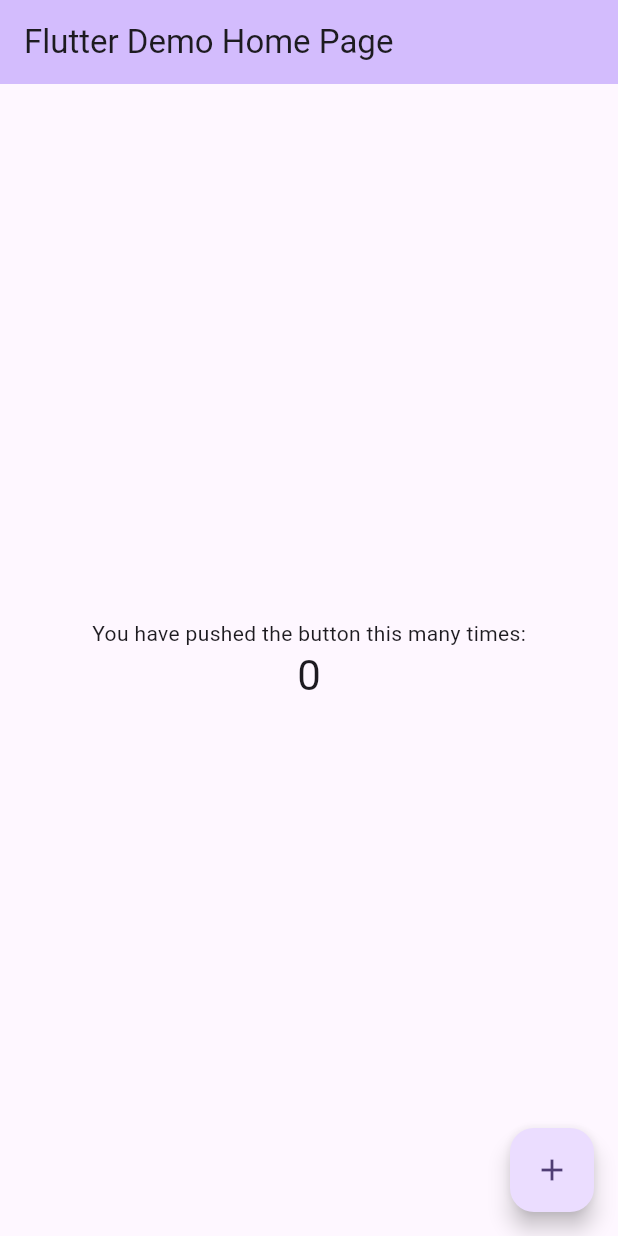
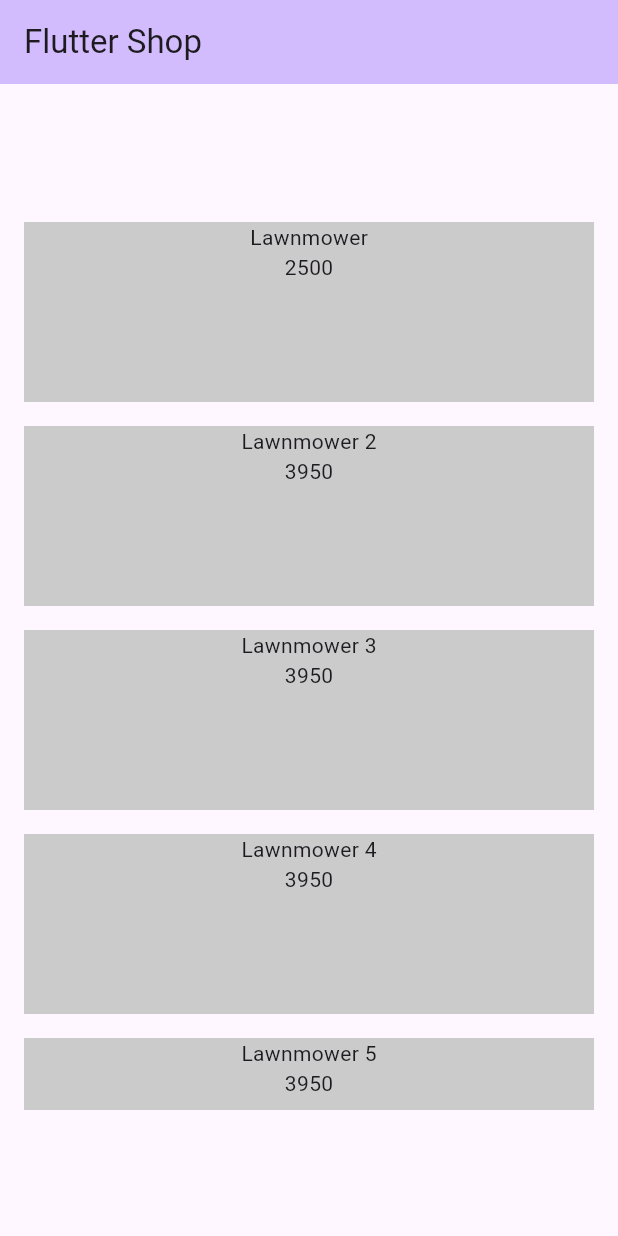
Before and after one commit to RobinBreugelmans-S/FlutterProject, a Flutter app: the screen it shows after launch, on a phone screen of 412 x 824 dp. Run offline on Flutter 3.47's test engine with Material 3 defaults, Android fonts, the phone set to English and light mode, and no system bars.

Commit message:
add scrollable list of hard coded products

```diff
--- a/lib/main.dart
+++ b/lib/main.dart
@@ -1,4 +1,5 @@
 import 'package:flutter/material.dart';
+import 'package:flutter_application_1/product.dart';
 
 void main() {
   runApp(const MyApp());
@@ -30,22 +31,13 @@ class MyApp extends StatelessWidget {
         // tested with just a hot reload.
         colorScheme: ColorScheme.fromSeed(seedColor: Colors.deepPurple),
       ),
-      home: const MyHomePage(title: 'Flutter Demo Home Page'),
+      home: const MyHomePage(title: 'Flutter Shop'),
     );
   }
 }
 
 class MyHomePage extends StatefulWidget {
   const MyHomePage({super.key, required this.title});
-
-  // This widget is the home page of your application. It is stateful, meaning
-  // that it has a State object (defined below) that contains fields that affect
-  // how it looks.
-
-  // This class is the configuration for the state. It holds the values (in this
-  // case the title) provided by the parent (in this case the App widget) and
-  // used by the build method of the State. Fields in a Widget subclass are
-  // always marked "final".
 
   final String title;
 
@@ -54,69 +46,43 @@ class MyHomePage extends StatefulWidget {
 }
 
 class _MyHomePageState extends State<MyHomePage> {
-  int _counter = 0;
+  //int _counter = 0;
+  var products = [
+    Product("Lawnmower", 2500),
+    Product("Lawnmower 2", 3950),
+    Product("Lawnmower 3", 3950),
+    Product("Lawnmower 4", 3950),
+    Product("Lawnmower 5", 3950),
+    Product("Lawnmower 6", 3950),
+    Product("Lawnmower 7", 3950),
+    Product("Lawnmower 8", 3950),
+    Product("Lawnmower 9", 3950),
+  ];
 
-  void _incrementCounter() {
+  /*void _incrementCounter() {
     setState(() {
-      // This call to setState tells the Flutter framework that something has
-      // changed in this State, which causes it to rerun the build method below
-      // so that the display can reflect the updated values. If we changed
-      // _counter without calling setState(), then the build method would not be
-      // called again, and so nothing would appear to happen.
       _counter++;
     });
-  }
+  }*/
 
   @override
   Widget build(BuildContext context) {
-    // This method is rerun every time setState is called, for instance as done
-    // by the _incrementCounter method above.
-    //
-    // The Flutter framework has been optimized to make rerunning build methods
-    // fast, so that you can just rebuild anything that needs updating rather
-    // than having to individually change instances of widgets.
     return Scaffold(
       appBar: AppBar(
-        // TRY THIS: Try changing the color here to a specific color (to
-        // Colors.amber, perhaps?) and trigger a hot reload to see the AppBar
-        // change color while the other colors stay the same.
         backgroundColor: Theme.of(context).colorScheme.inversePrimary,
-        // Here we take the value from the MyHomePage object that was created by
-        // the App.build method, and use it to set our appbar title.
         title: Text(widget.title),
       ),
       body: Center(
-        // Center is a layout widget. It takes a single child and positions it
-        // in the middle of the parent.
         child: Column(
-          // Column is also a layout widget. It takes a list of children and
-          // arranges them vertically. By default, it sizes itself to fit its
-          // children horizontally, and tries to be as tall as its parent.
-          //
-          // Column has various properties to control how it sizes itself and
-          // how it positions its children. Here we use mainAxisAlignment to
-          // center the children vertically; the main axis here is the vertical
-          // axis because Columns are vertical (the cross axis would be
-          // horizontal).
-          //
-          // TRY THIS: Invoke "debug painting" (choose the "Toggle Debug Paint"
-          // action in the IDE, or press "p" in the console), to see the
-          // wireframe for each widget.
           mainAxisAlignment: MainAxisAlignment.center,
-          children: <Widget>[
-            const Text('You have pushed the button this many times:'),
-            Text(
-              '$_counter',
-              style: Theme.of(context).textTheme.headlineMedium,
-            ),
-          ],
+          children: <Widget>[ProductList(products)],
         ),
       ),
-      floatingActionButton: FloatingActionButton(
+      /*floatingActionButton: FloatingActionButton(
         onPressed: _incrementCounter,
         tooltip: 'Increment',
         child: const Icon(Icons.add),
-      ), // This trailing comma makes auto-formatting nicer for build methods.
+      ),*/
     );
   }
 }
--- /dev/null
+++ b/lib/product.dart
@@ -0,0 +1,48 @@
+import 'package:flutter/material.dart';
+
+class Product {
+  String name;
+  int price;
+  Product(this.name, this.price);
+}
+
+class ProductContainer extends StatelessWidget {
+  final Product product;
+
+  const ProductContainer(this.product, {super.key});
+
+  @override
+  Widget build(BuildContext context) {
+    return Container(
+      width: 120,
+      height: 120,
+      margin: const EdgeInsets.all(8),
+      color: const Color.fromARGB(255, 203, 203, 203),
+      child: Column(
+        children: [Text(product.name), Text(product.price.toString())],
+      ),
+    );
+  }
+}
+
+class ProductList extends ListView {
+  final List<Product> products;
+
+  ProductList(this.products, {super.key});
+
+  @override
+  Widget build(BuildContext context) {
+    return Container(
+      padding: const EdgeInsets.all(8),
+      child: LimitedBox(
+        maxHeight: 600,
+        child: ListView.builder(
+          itemCount: products.length,
+          itemBuilder: (BuildContext context, int index) {
+            return ProductContainer(products[index]);
+          },
+        ),
+      ),
+    );
+  }
+}
--- /dev/null
+++ b/lib/shop.dart
@@ -0,0 +1,27 @@
+import 'package:flutter/material.dart';
+
+class Shop extends StatelessWidget {
+  const Shop({super.key});
+
+  @override
+  Widget build(BuildContext context) {
+    return Scaffold(
+      /*appBar: AppBar(
+          title: const Text('My Home Page'),
+        ),*/
+      body: Center(
+        child: Builder(
+          builder: (context) {
+            return Column(
+              children: [
+                const Text('Hello, World!'),
+                const SizedBox(height: 20),
+                const Text('Hello, World!'),
+              ],
+            );
+          },
+        ),
+      ),
+    );
+  }
+}
--- a/pubspec.yaml
+++ b/pubspec.yaml
@@ -34,6 +34,8 @@ dependencies:
   # The following adds the Cupertino Icons font to your application.
   # Use with the CupertinoIcons class for iOS style icons.
   cupertino_icons: ^1.0.8
+  provider: ^6.1.2
+  shared_preferences: ^2.5.2
 
 dev_dependencies:
   flutter_test:
```
Also changed, not shown: pubspec.lock.
